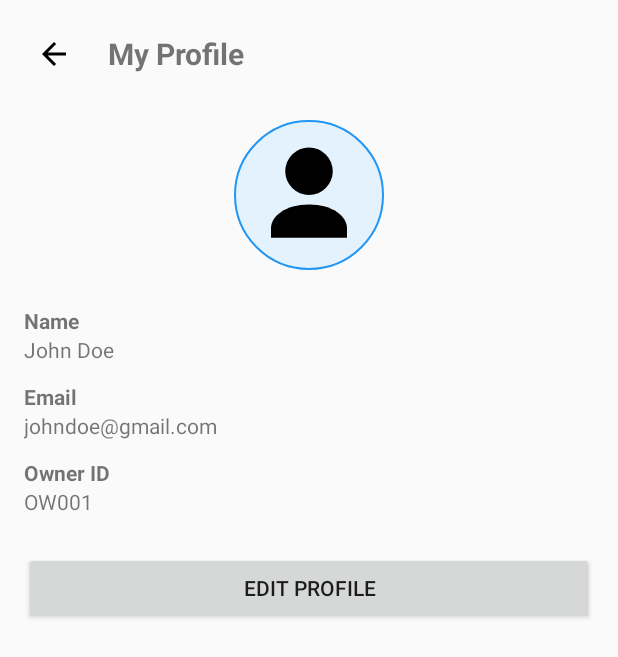
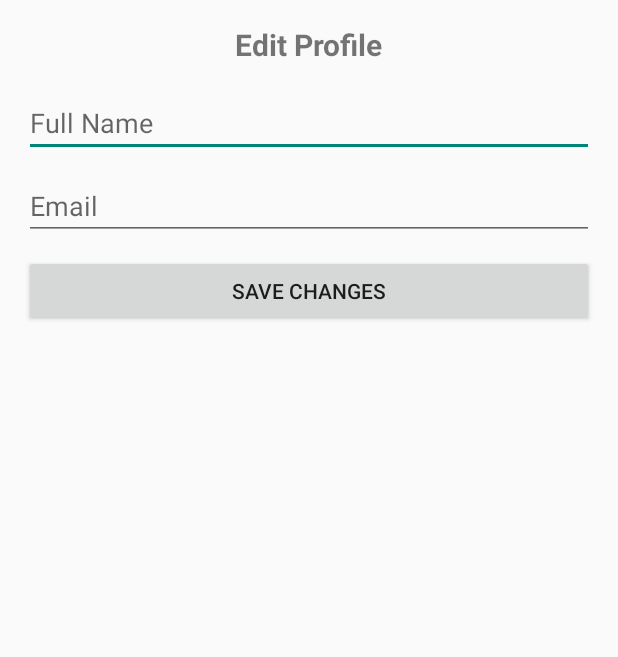
Before and after one commit to OshadiJayananda/EV-Charging-System, an Android app: the OwnerProfileActivity screen opened directly, with no data from a screen before it, after a tap on "EDIT PROFILE", on a phone screen of 412 x 824 dp. Shown: the top 657 px of the screen. Run offline under Robolectric (Android 15) with nearby library versions, the phone set to English and light mode, and no system bars.

Commit message:
feat: implement OwnerEditProfileActivity and update OwnerProfileActivity with profile management features

```diff
--- a/Mobile/app/src/main/AndroidManifest.xml
+++ b/Mobile/app/src/main/AndroidManifest.xml
@@ -15,6 +15,9 @@
         android:theme="@style/Theme.AppCompat.Light.NoActionBar"
         android:usesCleartextTraffic="true"
         tools:replace="android:label">
+        <activity
+            android:name=".OwnerEditProfileActivity"
+            android:exported="false" />
         <activity
             android:name=".NotificationActivity"
             android:exported="false" />
--- a/Mobile/app/src/main/java/com/evcharging/mobile/OwnerEditProfileActivity.java
+++ b/Mobile/app/src/main/java/com/evcharging/mobile/OwnerEditProfileActivity.java
@@ -1,24 +1,56 @@
 package com.evcharging.mobile;
 
+import android.os.AsyncTask;
 import android.os.Bundle;
-
-import androidx.activity.EdgeToEdge;
+import android.widget.Button;
+import android.widget.EditText;
+import android.widget.Toast;
 import androidx.appcompat.app.AppCompatActivity;
-import androidx.core.graphics.Insets;
-import androidx.core.view.ViewCompat;
-import androidx.core.view.WindowInsetsCompat;
+import com.evcharging.mobile.network.ApiClient;
+import com.evcharging.mobile.network.ApiResponse;
+import com.evcharging.mobile.session.SessionManager;
+import org.json.JSONObject;
 
 public class OwnerEditProfileActivity extends AppCompatActivity {
+    private EditText etName, etEmail;
+    private Button btnSaveChanges;
+    private ApiClient apiClient;
+    private SessionManager sessionManager;
+    private String nic = "991234567V";
 
     @Override
     protected void onCreate(Bundle savedInstanceState) {
         super.onCreate(savedInstanceState);
-        EdgeToEdge.enable(this);
         setContentView(R.layout.activity_owner_edit_profile);
-        ViewCompat.setOnApplyWindowInsetsListener(findViewById(R.id.main), (v, insets) -> {
-            Insets systemBars = insets.getInsets(WindowInsetsCompat.Type.systemBars());
-            v.setPadding(systemBars.left, systemBars.top, systemBars.right, systemBars.bottom);
-            return insets;
-        });
+
+        etName = findViewById(R.id.etName);
+        etEmail = findViewById(R.id.etEmail);
+        btnSaveChanges = findViewById(R.id.btnSaveChanges);
+
+        sessionManager = new SessionManager(this);
+        apiClient = new ApiClient(sessionManager);
+
+        btnSaveChanges.setOnClickListener(v -> new UpdateProfileTask().execute());
+    }
+
+    private class UpdateProfileTask extends AsyncTask<Void, Void, ApiResponse> {
+        @Override
+        protected ApiResponse doInBackground(Void... voids) {
+            try {
+                JSONObject data = new JSONObject();
+                data.put("name", etName.getText().toString());
+                data.put("email", etEmail.getText().toString());
+                return apiClient.updateEvOwner(nic, data);
+            } catch (Exception e) {
+                return new ApiResponse(false, "JSON error", null);
+            }
+        }
+
+        @Override
+        protected void onPostExecute(ApiResponse response) {
+            Toast.makeText(OwnerEditProfileActivity.this, response.getMessage(), Toast.LENGTH_SHORT).show();
+            if (response.isSuccess())
+                finish();
+        }
     }
 }
--- a/Mobile/app/src/main/java/com/evcharging/mobile/OwnerProfileActivity.java
+++ b/Mobile/app/src/main/java/com/evcharging/mobile/OwnerProfileActivity.java
@@ -1,5 +1,7 @@
 package com.evcharging.mobile;
 
+import android.content.Intent;
+import android.os.AsyncTask;
 import android.os.Bundle;
 import android.widget.Button;
 import android.widget.ImageButton;
@@ -9,37 +11,69 @@ import android.widget.Toast;
 
 import androidx.appcompat.app.AppCompatActivity;
 
+import com.evcharging.mobile.network.ApiClient;
+import com.evcharging.mobile.network.ApiResponse;
+import com.evcharging.mobile.session.SessionManager;
+
 public class OwnerProfileActivity extends AppCompatActivity {
 
-    private TextView tvName, tvEmail, tvOwnerId;
+    private TextView tvName, tvEmail, tvNic;
     private ImageView ivProfilePic;
-    private Button btnEditProfile;
+    private Button btnEditProfile, btnDeactivate, btnRequestReactivation;
     private ImageButton btnBack;
+    private SessionManager sessionManager;
+    private ApiClient apiClient;
+    private String nic = "991234567V";
 
     @Override
     protected void onCreate(Bundle savedInstanceState) {
         super.onCreate(savedInstanceState);
         setContentView(R.layout.activity_owner_profile);
 
-        // Views
+        sessionManager = new SessionManager(this);
+        apiClient = new ApiClient(sessionManager);
+
         tvName = findViewById(R.id.tvOwnerName);
         tvEmail = findViewById(R.id.tvOwnerEmail);
-        tvOwnerId = findViewById(R.id.tvOwnerId);
+        tvNic = findViewById(R.id.tvOwnerNic);
         ivProfilePic = findViewById(R.id.ivProfilePic);
         btnEditProfile = findViewById(R.id.btnEditProfile);
+        btnDeactivate = findViewById(R.id.btnDeactivate);
+
+        btnRequestReactivation = findViewById(R.id.btnRequestReactivation);
         btnBack = findViewById(R.id.btnBack);
 
-        // Example data (later you can load from DB or API)
-        tvName.setText("John Doe");
-        tvEmail.setText("johndoe@gmail.com");
-        tvOwnerId.setText("OW001");
-
-        // Back button action
         btnBack.setOnClickListener(v -> finish());
 
-        // Edit button action
         btnEditProfile.setOnClickListener(v ->
-                Toast.makeText(this, "Edit Profile Clicked", Toast.LENGTH_SHORT).show()
+                startActivity(new Intent(this, OwnerEditProfileActivity.class))
         );
+
+        btnDeactivate.setOnClickListener(v -> new DeactivateTask().execute());
+        btnRequestReactivation.setOnClickListener(v -> new ReactivationTask().execute());
+    }
+
+    private class DeactivateTask extends AsyncTask<Void, Void, ApiResponse> {
+        @Override
+        protected ApiResponse doInBackground(Void... voids) {
+            return apiClient.deactivateEvOwner(nic);
+        }
+
+        @Override
+        protected void onPostExecute(ApiResponse response) {
+            Toast.makeText(OwnerProfileActivity.this, response.getMessage(), Toast.LENGTH_SHORT).show();
+        }
+    }
+
+    private class ReactivationTask extends AsyncTask<Void, Void, ApiResponse> {
+        @Override
+        protected ApiResponse doInBackground(Void... voids) {
+            return apiClient.requestReactivation(nic);
+        }
+
+        @Override
+        protected void onPostExecute(ApiResponse response) {
+            Toast.makeText(OwnerProfileActivity.this, response.getMessage(), Toast.LENGTH_SHORT).show();
+        }
     }
 }
--- a/Mobile/app/src/main/res/layout/activity_owner_edit_profile.xml
+++ b/Mobile/app/src/main/res/layout/activity_owner_edit_profile.xml
@@ -1,10 +1,42 @@
 <?xml version="1.0" encoding="utf-8"?>
-<androidx.constraintlayout.widget.ConstraintLayout xmlns:android="http://schemas.android.com/apk/res/android"
-    xmlns:app="http://schemas.android.com/apk/res-auto"
-    xmlns:tools="http://schemas.android.com/tools"
-    android:id="@+id/main"
+<ScrollView xmlns:android="http://schemas.android.com/apk/res/android"
     android:layout_width="match_parent"
     android:layout_height="match_parent"
-    tools:context=".OwnerEditProfileActivity">
+    android:padding="16dp">
 
-</androidx.constraintlayout.widget.ConstraintLayout>
+    <LinearLayout
+        android:layout_width="match_parent"
+        android:layout_height="wrap_content"
+        android:orientation="vertical"
+        android:gravity="center_horizontal">
+
+        <TextView
+            android:layout_width="wrap_content"
+            android:layout_height="wrap_content"
+            android:text="Edit Profile"
+            android:textSize="20sp"
+            android:textStyle="bold"
+            android:layout_marginBottom="16dp"/>
+
+        <EditText
+            android:id="@+id/etName"
+            android:layout_width="match_parent"
+            android:layout_height="wrap_content"
+            android:hint="Full Name"
+            android:layout_marginBottom="10dp" />
+
+        <EditText
+            android:id="@+id/etEmail"
+            android:layout_width="match_parent"
+            android:layout_height="wrap_content"
+            android:hint="Email"
+            android:inputType="textEmailAddress"
+            android:layout_marginBottom="10dp" />
+
+        <Button
+            android:id="@+id/btnSaveChanges"
+            android:layout_width="match_parent"
+            android:layout_height="wrap_content"
+            android:text="Save Changes" />
+    </LinearLayout>
+</ScrollView>
```
Also changed, not shown: Mobile/app/src/main/java/com/evcharging/mobile/network/ApiClient.java (+92 -0 lines), Mobile/app/src/main/res/layout/activity_owner_profile.xml (+20 -5 lines).
